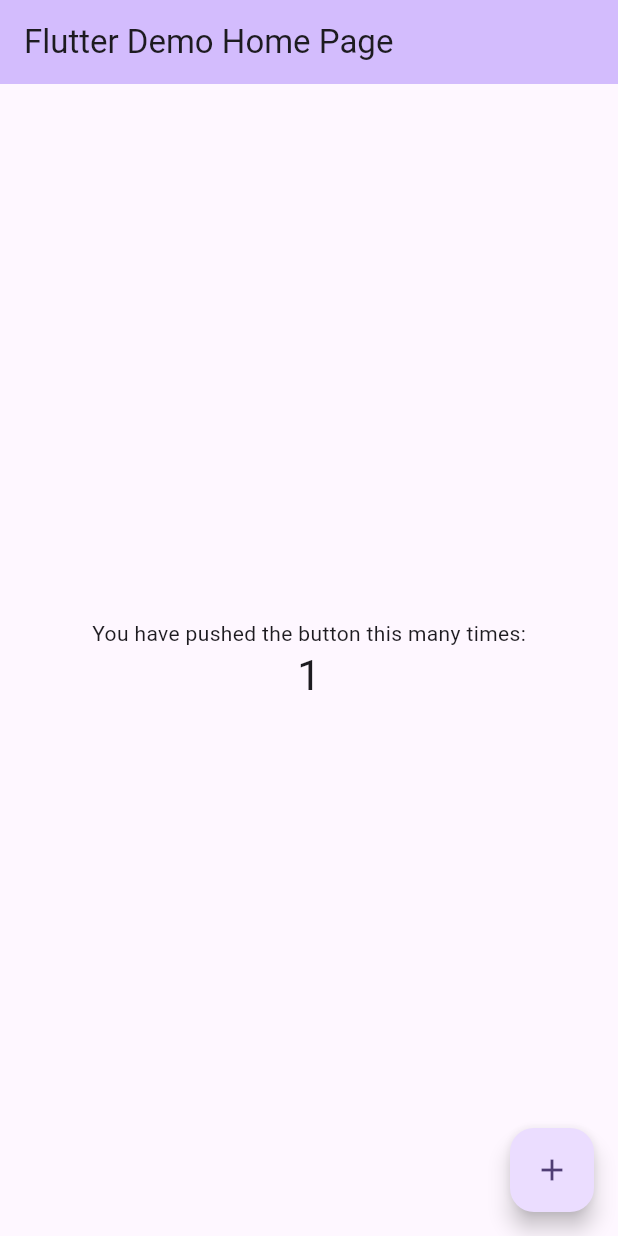
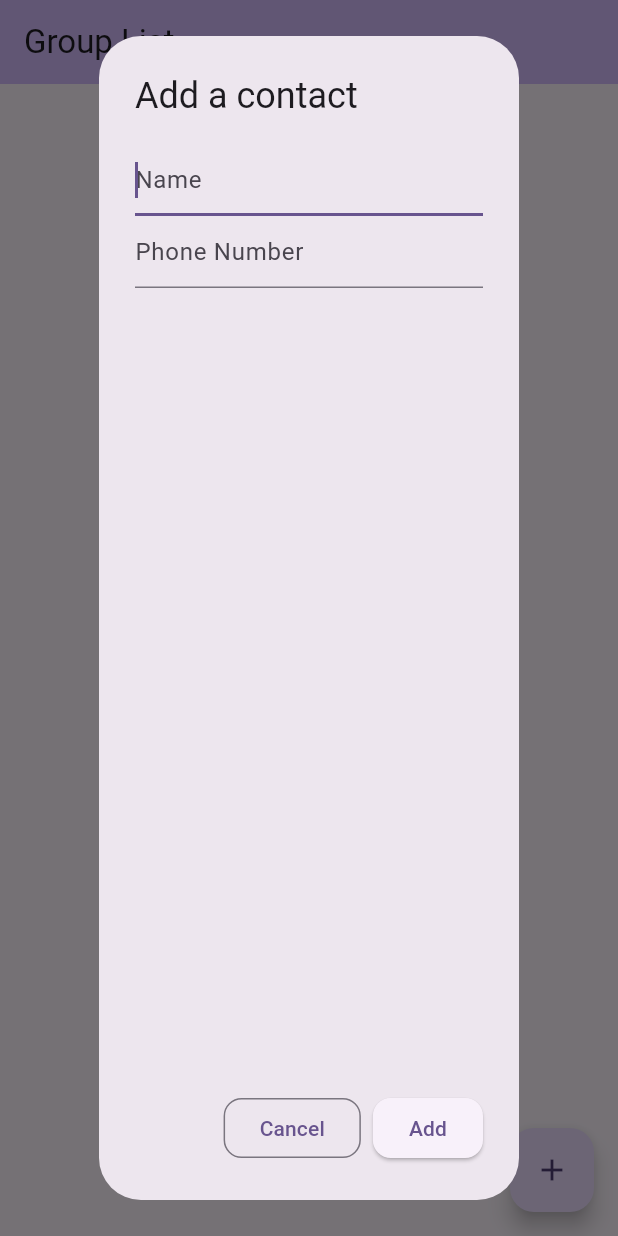
Before and after one commit to slooker/group-messaging, a Flutter app: the screen it shows after launch, after a tap on the "add" icon, on a phone screen of 412 x 824 dp. Run offline on Flutter 3.47's test engine with Material 3 defaults, Android fonts, the light colour scheme and no system bars; our stand-ins replace permission_handler; missing offline and left inert: flutter_sms.

Commit message:
Added support to add a contact.  Contacts aren't shown after adding yet

```diff
--- a/lib/main.dart
+++ b/lib/main.dart
@@ -1,7 +1,12 @@
 import 'package:flutter/material.dart';
 import 'package:flutter_sms/flutter_sms.dart';
-import 'package:sms_advanced/sms_advanced.dart';
 import 'package:permission_handler/permission_handler.dart';
+
+class Contact {
+  Contact({ required this.name, required this.phoneNumber });
+  String name;
+  String phoneNumber;
+}
 
 void _sendFlutterSMSMessage() async {
   await Permission.sms.request();
@@ -17,24 +22,14 @@
   print(result);
 }
 
-void _sendSMSAdvancedMessage() async {
-  await Permission.sms.request();
-  print("Starting SMS Advanced send");
-  SmsSender sender = new SmsSender();
-  sender.sendSms(new SmsMessage("7029833335", 'Hello flutter world (sms advanced)!'));
-  sender.sendSms(new SmsMessage("7025094335", 'Hello flutter world (sms advanced)!'));
-  print("Done sending SMS");
+void main() {
+  WidgetsFlutterBinding.ensureInitialized();
+  _sendFlutterSMSMessage();
+  runApp(const GroupMessageApp());
 }
 
-void main() {
-  WidgetsFlutterBinding.ensureInitialized();
-  // _sendSMSAdvancedMessage();
-  _sendFlutterSMSMessage();
-  runApp(const MyApp());
-}
-
-class MyApp extends StatelessWidget {
-  const MyApp({super.key});
+class GroupMessageApp extends StatelessWidget {
+  const GroupMessageApp({super.key});
 
   // This widget is the root of your application.
   @override
@@ -60,13 +55,13 @@
         colorScheme: ColorScheme.fromSeed(seedColor: Colors.deepPurple),
         useMaterial3: true,
       ),
-      home: const MyHomePage(title: 'Flutter Demo Home Page'),
+      home: const GroupList(title: 'Group List'),
     );
   }
 }
 
-class MyHomePage extends StatefulWidget {
-  const MyHomePage({super.key, required this.title});
+class GroupList extends StatefulWidget {
+  const GroupList({super.key, required this.title});
 
   // This widget is the home page of your application. It is stateful, meaning
   // that it has a State object (defined below) that contains fields that affect
@@ -80,22 +75,73 @@
   final String title;
 
   @override
-  State<MyHomePage> createState() => _MyHomePageState();
+  State<GroupList> createState() => _GroupListState();
 }
 
-class _MyHomePageState extends State<MyHomePage> {
-  int _counter = 0;
+class _GroupListState extends State<GroupList> {
+  final List<Contact> _contacts = <Contact>[];
+  final TextEditingController _nameFieldController = TextEditingController();
+  final TextEditingController _phoneNumberFieldController = TextEditingController();
 
-  void _incrementCounter() {
+  void _addContact(String name, String phoneNumber) {
     setState(() {
-      // This call to setState tells the Flutter framework that something has
-      // changed in this State, which causes it to rerun the build method below
-      // so that the display can reflect the updated values. If we changed
-      // _counter without calling setState(), then the build method would not be
-      // called again, and so nothing would appear to happen.
-      _counter++;
+      _contacts.add(Contact(name: name, phoneNumber: phoneNumber));
     });
+    _nameFieldController.clear();
   }
+
+  Future<void> _displayAddContactDialog() {
+    return showDialog<void>(
+      context: context,
+      builder: (BuildContext context) {
+        return AlertDialog(
+          title: const Text('Add a contact'),
+          content: Container(
+            child: Column(
+              children: [
+                TextField(
+                  controller: _nameFieldController,
+                  decoration: const InputDecoration(hintText: 'Name'),
+                  autofocus: true,
+                ),
+                TextField(
+                  controller: _phoneNumberFieldController,
+                  decoration: const InputDecoration(hintText: 'Phone Number'),
+                  autofocus: true,
+                ),
+              ]
+            )
+          ),
+          actions: <Widget>[
+            OutlinedButton(
+              style: OutlinedButton.styleFrom(
+                shape: RoundedRectangleBorder(
+                  borderRadius: BorderRadius.circular(12),
+                ),
+              ),
+              onPressed: () {
+                Navigator.of(context).pop();
+              },
+              child: const Text('Cancel'),
+            ),
+            ElevatedButton(
+              style: ElevatedButton.styleFrom(
+                shape: RoundedRectangleBorder(
+                  borderRadius: BorderRadius.circular(12),
+                ),
+              ),
+              onPressed: () {
+                Navigator.of(context).pop();
+                _addContact(_nameFieldController.text, _phoneNumberFieldController.text);
+              },
+              child: const Text('Add'),
+            ),
+          ],
+        );
+      },
+    );
+  }
+
 
   @override
   Widget build(BuildContext context) {
@@ -133,20 +179,12 @@
           // action in the IDE, or press "p" in the console), to see the
           // wireframe for each widget.
           mainAxisAlignment: MainAxisAlignment.center,
-          children: <Widget>[
-            const Text(
-              'You have pushed the button this many times:',
-            ),
-            Text(
-              '$_counter',
-              style: Theme.of(context).textTheme.headlineMedium,
-            ),
-          ],
+          children: <Widget>[],
         ),
       ),
       floatingActionButton: FloatingActionButton(
-        onPressed: _incrementCounter,
-        tooltip: 'Increment',
+        onPressed: () => _displayAddContactDialog(),
+        tooltip: 'Add Contact',
         child: const Icon(Icons.add),
       ), // This trailing comma makes auto-formatting nicer for build methods.
     );
```
Also changed, not shown: 1 other file.
